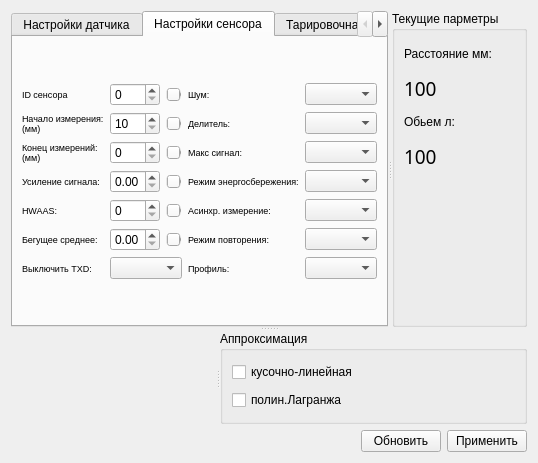
Before: the Qt Designer form mws.ui in zaitseu1994/EurosensConfig, drawn with Qt 5.
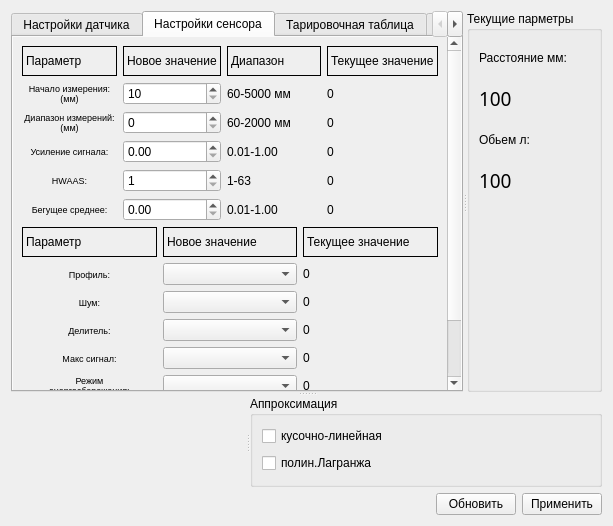
After: the same form once the commit is applied. The open tabs and pages were chosen to show the change. Icons and pictures are not drawn. Custom widgets are drawn as their Qt base class.

```diff
--- a/mws.ui
+++ b/mws.ui
@@ -6,8 +6,8 @@
    <rect>
     <x>0</x>
     <y>0</y>
-    <width>536</width>
-    <height>463</height>
+    <width>613</width>
+    <height>526</height>
    </rect>
   </property>
   <property name="windowTitle">
@@ -133,202 +133,216 @@
           <attribute name="title">
            <string>Настройки сенсора</string>
           </attribute>
+          <layout class="QGridLayout" name="gridLayout_13">
+           <property name="leftMargin">
+            <number>0</number>
+           </property>
+           <property name="topMargin">
+            <number>0</number>
+           </property>
+           <property name="rightMargin">
+            <number>0</number>
+           </property>
+           <property name="bottomMargin">
+            <number>0</number>
+           </property>
+           <property name="spacing">
+            <number>0</number>
+           </property>
+           <item row="0" column="0">
+            <widget class="QScrollArea" name="scrollArea">
+             <property name="frameShape">
+              <enum>QFrame::NoFrame</enum>
+             </property>
+             <property name="widgetResizable">
+              <bool>true</bool>
+             </property>
+             <widget class="QWidget" name="scrollAreaWidgetContents">
+              <property name="geometry">
+               <rect>
+                <x>0</x>
+                <y>0</y>
+                <width>444</width>
+                <height>429</height>
+               </rect>
+              </property>
+              <layout class="QGridLayout" name="gridLayout_12">
+               <item row="0" column="0">
           <layout class="QGridLayout" name="gridLayout_4">
-           <item row="0" column="0">
-            <layout class="QGridLayout" name="gridLayout_2">
-             <item row="1" column="4">
-              <widget class="QSlider" name="slid_StartMeasure">
-               <property name="maximumSize">
-                <size>
-                 <width>100</width>
-                 <height>16777215</height>
-                </size>
-               </property>
-               <property name="minimum">
-                <number>10</number>
-               </property>
-               <property name="maximum">
-                <number>4999</number>
-               </property>
-               <property name="singleStep">
-                <number>1</number>
-               </property>
-               <property name="value">
-                <number>10</number>
-               </property>
-               <property name="orientation">
-                <enum>Qt::Horizontal</enum>
+                 <item row="1" column="2">
+                  <widget class="QLabel" name="lab_StartMeasureArray">
+                   <property name="frameShape">
+                    <enum>QFrame::NoFrame</enum>
+                   </property>
+                   <property name="text">
+                    <string>60-5000 мм</string>
                </property>
               </widget>
              </item>
              <item row="2" column="3">
-              <widget class="QSpinBox" name="spin_EndMeasure">
-               <property name="maximumSize">
-                <size>
-                 <width>50</width>
-                 <height>16777215</height>
-                </size>
-               </property>
-               <property name="maximum">
-                <number>5000</number>
+                  <widget class="QLabel" name="lab_EndMeasureCur">
+                   <property name="frameShape">
+                    <enum>QFrame::NoFrame</enum>
+                   </property>
+                   <property name="text">
+                    <string>0</string>
                </property>
               </widget>
              </item>
-             <item row="2" column="4">
-              <widget class="QSlider" name="slid_EndMeasure">
-               <property name="maximumSize">
-                <size>
-                 <width>100</width>
-                 <height>16777215</height>
-                </size>
-               </property>
-               <property name="maximum">
-                <number>5000</number>
-               </property>
-               <property name="orientation">
-                <enum>Qt::Horizontal</enum>
-               </property>
-              </widget>
-             </item>
-             <item row="3" column="4">
-              <widget class="QSlider" name="slid_ReceiverGain">
-               <property name="maximumSize">
-                <size>
-                 <width>100</width>
-                 <height>16777215</height>
-                </size>
-               </property>
-               <property name="maximum">
-                <number>100</number>
-               </property>
-               <property name="orientation">
-                <enum>Qt::Horizontal</enum>
-               </property>
-              </widget>
-             </item>
-             <item row="3" column="5" colspan="3">
-              <widget class="QLabel" name="lab_PowerSaveMode">
-               <property name="font">
-                <font>
-                 <pointsize>7</pointsize>
-                </font>
-               </property>
+                 <item row="2" column="2">
+                  <widget class="QLabel" name="lab_EndMeasureArray">
+                   <property name="frameShape">
+                    <enum>QFrame::NoFrame</enum>
+                   </property>
                <property name="text">
-                <string>Режим энергосбережения:</string>
+                    <string>60-2000 мм</string>
                </property>
               </widget>
              </item>
-             <item row="3" column="8">
-              <widget class="QComboBox" name="comb_PowerSaveMode"/>
-             </item>
-             <item row="4" column="4">
-              <widget class="QSlider" name="slid_HWAAS">
-               <property name="maximumSize">
+                 <item row="0" column="2">
+                  <widget class="QLabel" name="lab_Array">
+                   <property name="minimumSize">
                 <size>
-                 <width>100</width>
-                 <height>16777215</height>
-                </size>
-               </property>
-               <property name="orientation">
-                <enum>Qt::Horizontal</enum>
-               </property>
-              </widget>
-             </item>
-             <item row="4" column="8">
-              <widget class="QComboBox" name="comb_AsynchMeasure"/>
-             </item>
-             <item row="5" column="4">
-              <widget class="QSlider" name="slid_RunningAverage">
+                     <width>0</width>
+                     <height>30</height>
+                    </size>
+                   </property>
                <property name="maximumSize">
                 <size>
-                 <width>100</width>
-                 <height>16777215</height>
-                </size>
-               </property>
-               <property name="maximum">
-                <number>100</number>
-               </property>
-               <property name="orientation">
-                <enum>Qt::Horizontal</enum>
-               </property>
-              </widget>
-             </item>
-             <item row="6" column="3" colspan="2">
-              <widget class="QComboBox" name="comb_TXDisable"/>
-             </item>
-             <item row="0" column="8">
-              <widget class="QComboBox" name="comb_Noize"/>
-             </item>
-             <item row="0" column="4">
-              <widget class="QSlider" name="slid_IdSensor">
-               <property name="maximumSize">
-                <size>
-                 <width>100</width>
-                 <height>16777215</height>
-                </size>
-               </property>
-               <property name="orientation">
-                <enum>Qt::Horizontal</enum>
-               </property>
-              </widget>
-             </item>
-             <item row="0" column="3">
-              <widget class="QSpinBox" name="spin_IdSensor">
-               <property name="maximumSize">
-                <size>
-                 <width>50</width>
-                 <height>16777215</height>
-                </size>
-               </property>
-              </widget>
-             </item>
-             <item row="1" column="3">
-              <widget class="QSpinBox" name="spin_StartMeasure">
-               <property name="maximumSize">
-                <size>
-                 <width>50</width>
-                 <height>16777215</height>
-                </size>
-               </property>
-               <property name="minimum">
-                <number>10</number>
-               </property>
-               <property name="maximum">
-                <number>4999</number>
+                     <width>16777215</width>
+                     <height>30</height>
+                    </size>
+                   </property>
+                   <property name="frameShape">
+                    <enum>QFrame::Box</enum>
+                   </property>
+                   <property name="text">
+                    <string>Диапазон</string>
                </property>
               </widget>
              </item>
              <item row="3" column="3">
-              <widget class="QDoubleSpinBox" name="spin_ReceiverGain">
-               <property name="maximumSize">
-                <size>
-                 <width>50</width>
-                 <height>16777215</height>
-                </size>
-               </property>
-               <property name="maximum">
-                <double>1.000000000000000</double>
-               </property>
-               <property name="singleStep">
-                <double>0.010000000000000</double>
+                  <widget class="QLabel" name="lab_ReceiverGainCur">
+                   <property name="frameShape">
+                    <enum>QFrame::NoFrame</enum>
+                   </property>
+                   <property name="text">
+                    <string>0</string>
                </property>
               </widget>
              </item>
-             <item row="4" column="3">
-              <widget class="QSpinBox" name="spin_HWAAS">
-               <property name="maximumSize">
-                <size>
-                 <width>50</width>
-                 <height>16777215</height>
-                </size>
+                 <item row="4" column="2">
+                  <widget class="QLabel" name="lab_HWAASArray">
+                   <property name="frameShape">
+                    <enum>QFrame::NoFrame</enum>
+                   </property>
+                   <property name="text">
+                    <string>1-63</string>
                </property>
               </widget>
              </item>
              <item row="5" column="3">
+                  <widget class="QLabel" name="lab_RunningAverageCur">
+                   <property name="frameShape">
+                    <enum>QFrame::NoFrame</enum>
+                   </property>
+                   <property name="text">
+                    <string>0</string>
+                   </property>
+                  </widget>
+                 </item>
+                 <item row="0" column="3">
+                  <widget class="QLabel" name="lab_Cur">
+                   <property name="minimumSize">
+                    <size>
+                     <width>0</width>
+                     <height>30</height>
+                    </size>
+                   </property>
+                   <property name="maximumSize">
+                    <size>
+                     <width>16777215</width>
+                     <height>30</height>
+                    </size>
+                   </property>
+                   <property name="frameShape">
+                    <enum>QFrame::Box</enum>
+                   </property>
+                   <property name="text">
+                    <string>&lt;html&gt;&lt;head/&gt;&lt;body&gt;&lt;p&gt;Текущее значение&lt;/p&gt;&lt;/body&gt;&lt;/html&gt;</string>
+                   </property>
+                  </widget>
+                 </item>
+                 <item row="5" column="0">
+                  <widget class="QLabel" name="lab_RunningAverage">
+                   <property name="font">
+                    <font>
+                     <pointsize>7</pointsize>
+                    </font>
+                   </property>
+                   <property name="frameShape">
+                    <enum>QFrame::NoFrame</enum>
+                   </property>
+                   <property name="text">
+                    <string>Бегущее среднее:</string>
+                   </property>
+                   <property name="alignment">
+                    <set>Qt::AlignCenter</set>
+                   </property>
+                  </widget>
+                 </item>
+                 <item row="1" column="1">
+                  <widget class="QSpinBox" name="spin_StartMeasure">
+                   <property name="maximumSize">
+                    <size>
+                     <width>16777215</width>
+                     <height>16777215</height>
+                    </size>
+                   </property>
+                   <property name="minimum">
+                    <number>10</number>
+                   </property>
+                   <property name="maximum">
+                    <number>4999</number>
+                   </property>
+                  </widget>
+                 </item>
+                 <item row="2" column="1">
+                  <widget class="QSpinBox" name="spin_EndMeasure">
+                   <property name="maximumSize">
+                    <size>
+                     <width>16777215</width>
+                     <height>16777215</height>
+                    </size>
+                   </property>
+                   <property name="maximum">
+                    <number>2000</number>
+                   </property>
+                  </widget>
+                 </item>
+                 <item row="2" column="0">
+                  <widget class="QLabel" name="lab_EndMeasure">
+                   <property name="font">
+                    <font>
+                     <pointsize>7</pointsize>
+                    </font>
+                   </property>
+                   <property name="frameShape">
+                    <enum>QFrame::NoFrame</enum>
+                   </property>
+                   <property name="text">
+                    <string>&lt;html&gt;&lt;head/&gt;&lt;body&gt;&lt;p&gt;Диапазон измерений:&lt;br/&gt;(мм)&lt;/p&gt;&lt;/body&gt;&lt;/html&gt;</string>
+                   </property>
+                   <property name="alignment">
+                    <set>Qt::AlignCenter</set>
+                   </property>
+                  </widget>
+                 </item>
+                 <item row="5" column="1">
               <widget class="QDoubleSpinBox" name="spin_RunningAverage">
                <property name="maximumSize">
                 <size>
-                 <width>50</width>
+                     <width>16777215</width>
                  <height>16777215</height>
                 </size>
                </property>
@@ -340,175 +354,492 @@
                </property>
               </widget>
              </item>
-             <item row="0" column="0" colspan="3">
-              <widget class="QLabel" name="lab_IdSensor">
-               <property name="font">
-                <font>
-                 <pointsize>7</pointsize>
-                </font>
-               </property>
-               <property name="text">
-                <string>ID сенсора</string>
-               </property>
-              </widget>
-             </item>
-             <item row="1" column="0" colspan="3">
+                 <item row="3" column="1">
+                  <widget class="QDoubleSpinBox" name="spin_ReceiverGain">
+                   <property name="maximumSize">
+                    <size>
+                     <width>16777215</width>
+                     <height>16777215</height>
+                    </size>
+                   </property>
+                   <property name="maximum">
+                    <double>1.000000000000000</double>
+                   </property>
+                   <property name="singleStep">
+                    <double>0.010000000000000</double>
+                   </property>
+                  </widget>
+                 </item>
+                 <item row="1" column="0">
               <widget class="QLabel" name="lab_StartMeasure">
                <property name="font">
                 <font>
                  <pointsize>7</pointsize>
                 </font>
                </property>
+                   <property name="tabletTracking">
+                    <bool>false</bool>
+                   </property>
+                   <property name="toolTip">
+                    <string/>
+                   </property>
+                   <property name="frameShape">
+                    <enum>QFrame::NoFrame</enum>
+                   </property>
                <property name="text">
                 <string>&lt;html&gt;&lt;head/&gt;&lt;body&gt;&lt;p&gt;Начало измерения:&lt;br/&gt;(мм)&lt;/p&gt;&lt;/body&gt;&lt;/html&gt;</string>
                </property>
-              </widget>
-             </item>
-             <item row="2" column="0" colspan="3">
-              <widget class="QLabel" name="lab_EndMeasure">
-               <property name="font">
-                <font>
-                 <pointsize>7</pointsize>
-                </font>
+                   <property name="alignment">
+                    <set>Qt::AlignCenter</set>
+                   </property>
+                  </widget>
+                 </item>
+                 <item row="3" column="2">
+                  <widget class="QLabel" name="lab_ReceiverGainArray">
+                   <property name="frameShape">
+                    <enum>QFrame::NoFrame</enum>
                </property>
                <property name="text">
-                <string>&lt;html&gt;&lt;head/&gt;&lt;body&gt;&lt;p&gt;Конец измерений:&lt;br/&gt;(мм)&lt;/p&gt;&lt;/body&gt;&lt;/html&gt;</string>
+                    <string>0.01-1.00</string>
                </property>
               </widget>
              </item>
-             <item row="3" column="0" colspan="3">
-              <widget class="QLabel" name="lab_ReceiverGain">
-               <property name="font">
-                <font>
-                 <pointsize>7</pointsize>
-                </font>
+                 <item row="1" column="3">
+                  <widget class="QLabel" name="lab_StartMeasureCur">
+                   <property name="frameShape">
+                    <enum>QFrame::NoFrame</enum>
                </property>
                <property name="text">
-                <string>Усиление сигнала:</string>
+                    <string>0</string>
                </property>
               </widget>
              </item>
-             <item row="4" column="0" colspan="3">
+                 <item row="0" column="0">
+                  <widget class="QLabel" name="lab_Param">
+                   <property name="minimumSize">
+                    <size>
+                     <width>0</width>
+                     <height>30</height>
+                    </size>
+                   </property>
+                   <property name="maximumSize">
+                    <size>
+                     <width>16777215</width>
+                     <height>30</height>
+                    </size>
+                   </property>
+                   <property name="frameShape">
+                    <enum>QFrame::Box</enum>
+                   </property>
+                   <property name="text">
+                    <string>Параметр</string>
+                   </property>
+                  </widget>
+                 </item>
+                 <item row="4" column="1">
+                  <widget class="QSpinBox" name="spin_HWAAS">
+                   <property name="maximumSize">
+                    <size>
+                     <width>16777215</width>
+                     <height>16777215</height>
+                    </size>
+                   </property>
+                   <property name="minimum">
+                    <number>1</number>
+                   </property>
+                   <property name="maximum">
+                    <number>63</number>
+                   </property>
+                  </widget>
+                 </item>
+                 <item row="0" column="1">
+                  <widget class="QLabel" name="lab_NewParam">
+                   <property name="minimumSize">
+                    <size>
+                     <width>0</width>
+                     <height>30</height>
+                    </size>
+                   </property>
+                   <property name="maximumSize">
+                    <size>
+                     <width>16777215</width>
+                     <height>30</height>
+                    </size>
+                   </property>
+                   <property name="frameShape">
+                    <enum>QFrame::Box</enum>
+                   </property>
+                   <property name="text">
+                    <string>&lt;html&gt;&lt;head/&gt;&lt;body&gt;&lt;p&gt;Новое значение&lt;/p&gt;&lt;/body&gt;&lt;/html&gt;</string>
+                   </property>
+                  </widget>
+                 </item>
+                 <item row="4" column="0">
               <widget class="QLabel" name="lab_HWAAS">
                <property name="font">
                 <font>
                  <pointsize>7</pointsize>
                 </font>
                </property>
+                   <property name="frameShape">
+                    <enum>QFrame::NoFrame</enum>
+                   </property>
                <property name="text">
                 <string>HWAAS:</string>
                </property>
-              </widget>
-             </item>
-             <item row="5" column="0" colspan="3">
-              <widget class="QLabel" name="lab_RunningAverage">
+                   <property name="alignment">
+                    <set>Qt::AlignCenter</set>
+                   </property>
+                  </widget>
+                 </item>
+                 <item row="3" column="0">
+                  <widget class="QLabel" name="lab_ReceiverGain">
                <property name="font">
                 <font>
                  <pointsize>7</pointsize>
                 </font>
                </property>
+                   <property name="frameShape">
+                    <enum>QFrame::NoFrame</enum>
+                   </property>
                <property name="text">
-                <string>Бегущее среднее:</string>
-               </property>
-              </widget>
-             </item>
-             <item row="6" column="0" colspan="3">
-              <widget class="QLabel" name="lab_TXDisable">
-               <property name="font">
-                <font>
-                 <pointsize>7</pointsize>
-                </font>
+                    <string>Усиление сигнала:</string>
+                   </property>
+                   <property name="alignment">
+                    <set>Qt::AlignCenter</set>
+                   </property>
+                  </widget>
+                 </item>
+                 <item row="4" column="3">
+                  <widget class="QLabel" name="lab_HWAASCur">
+                   <property name="frameShape">
+                    <enum>QFrame::NoFrame</enum>
                </property>
                <property name="text">
-                <string>Выключить TXD:</string>
+                    <string>0</string>
                </property>
               </widget>
              </item>
-             <item row="2" column="8">
-              <widget class="QComboBox" name="comb_MaximizeSignal"/>
-             </item>
-             <item row="1" column="8">
-              <widget class="QComboBox" name="comb_DownSampFactor"/>
-             </item>
-             <item row="5" column="8">
-              <widget class="QComboBox" name="comb_RepetitionMode"/>
-             </item>
-             <item row="6" column="8">
-              <widget class="QComboBox" name="comb_Profile"/>
-             </item>
-             <item row="5" column="5" colspan="3">
-              <widget class="QLabel" name="lab_RepetitionMode">
-               <property name="font">
-                <font>
-                 <pointsize>7</pointsize>
-                </font>
-               </property>
+                 <item row="5" column="2">
+                  <widget class="QLabel" name="lab_RunningAverageArray">
+                   <property name="frameShape">
+                    <enum>QFrame::NoFrame</enum>
+                   </property>
+                   <property name="text">
+                    <string>0.01-1.00</string>
+                   </property>
+                  </widget>
+                 </item>
+                </layout>
+               </item>
+               <item row="1" column="0">
+                <layout class="QGridLayout" name="gridLayout_2">
+                 <item row="0" column="0">
+                  <widget class="QLabel" name="lab_Param2">
+                   <property name="minimumSize">
+                    <size>
+                     <width>0</width>
+                     <height>30</height>
+                    </size>
+                   </property>
+                   <property name="maximumSize">
+                    <size>
+                     <width>16777215</width>
+                     <height>30</height>
+                    </size>
+                   </property>
+                   <property name="frameShape">
+                    <enum>QFrame::Box</enum>
+                   </property>
+                   <property name="text">
+                    <string>Параметр</string>
+                   </property>
+                  </widget>
+                 </item>
+                 <item row="0" column="1">
+                  <widget class="QLabel" name="lab_NewParam2">
+                   <property name="minimumSize">
+                    <size>
+                     <width>0</width>
+                     <height>30</height>
+                    </size>
+                   </property>
+                   <property name="maximumSize">
+                    <size>
+                     <width>16777215</width>
+                     <height>30</height>
+                    </size>
+                   </property>
+                   <property name="frameShape">
+                    <enum>QFrame::Box</enum>
+                   </property>
+                   <property name="text">
+                    <string>&lt;html&gt;&lt;head/&gt;&lt;body&gt;&lt;p&gt;Новое значение&lt;/p&gt;&lt;/body&gt;&lt;/html&gt;</string>
+                   </property>
+                  </widget>
+                 </item>
+                 <item row="0" column="2">
+                  <widget class="QLabel" name="lab_CurParam">
+                   <property name="minimumSize">
+                    <size>
+                     <width>0</width>
+                     <height>30</height>
+                    </size>
+                   </property>
+                   <property name="maximumSize">
+                    <size>
+                     <width>16777215</width>
+                     <height>30</height>
+                    </size>
+                   </property>
+                   <property name="frameShape">
+                    <enum>QFrame::Box</enum>
+                   </property>
                <property name="text">
-                <string>Режим повторения:</string>
+                    <string>&lt;html&gt;&lt;head/&gt;&lt;body&gt;&lt;p&gt;Текущее значение&lt;/p&gt;&lt;/body&gt;&lt;/html&gt;</string>
                </property>
               </widget>
              </item>
-             <item row="6" column="5" colspan="3">
+                 <item row="1" column="0">
               <widget class="QLabel" name="lab_Profile">
                <property name="font">
                 <font>
                  <pointsize>7</pointsize>
                 </font>
                </property>
+                   <property name="frameShape">
+                    <enum>QFrame::NoFrame</enum>
+                   </property>
                <property name="text">
                 <string>Профиль:</string>
                </property>
-              </widget>
-             </item>
-             <item row="4" column="5" colspan="3">
-              <widget class="QLabel" name="lab_AsynchMeasure">
-               <property name="font">
-                <font>
-                 <pointsize>7</pointsize>
-                </font>
-               </property>
-               <property name="text">
-                <string>Асинхр. измерение:</string>
-               </property>
-              </widget>
-             </item>
-             <item row="2" column="5" colspan="3">
-              <widget class="QLabel" name="lab_MaximizeSignal">
-               <property name="font">
-                <font>
-                 <pointsize>7</pointsize>
-                </font>
-               </property>
-               <property name="text">
-                <string>Макс сигнал:</string>
-               </property>
-              </widget>
-             </item>
-             <item row="1" column="5" colspan="3">
-              <widget class="QLabel" name="lab_DownSampFactor">
-               <property name="font">
-                <font>
-                 <pointsize>7</pointsize>
-                </font>
+                   <property name="alignment">
+                    <set>Qt::AlignCenter</set>
+                   </property>
+                  </widget>
+                 </item>
+                 <item row="1" column="1">
+                  <widget class="QComboBox" name="comb_Profile"/>
+                 </item>
+                 <item row="1" column="2">
+                  <widget class="QLabel" name="lab_ProfileCur">
+                   <property name="frameShape">
+                    <enum>QFrame::NoFrame</enum>
                </property>
                <property name="text">
-                <string>Делитель:</string>
+                    <string>0</string>
                </property>
               </widget>
              </item>
-             <item row="0" column="5" colspan="3">
+                 <item row="2" column="0">
               <widget class="QLabel" name="lab_Noize">
                <property name="font">
                 <font>
                  <pointsize>7</pointsize>
                 </font>
                </property>
+                   <property name="layoutDirection">
+                    <enum>Qt::LeftToRight</enum>
+                   </property>
+                   <property name="frameShape">
+                    <enum>QFrame::NoFrame</enum>
+                   </property>
                <property name="text">
                 <string>Шум:</string>
                </property>
-              </widget>
-             </item>
-            </layout>
+                   <property name="alignment">
+                    <set>Qt::AlignCenter</set>
+                   </property>
+                  </widget>
+                 </item>
+                 <item row="2" column="1">
+                  <widget class="QComboBox" name="comb_Noize"/>
+                 </item>
+                 <item row="2" column="2">
+                  <widget class="QLabel" name="lab_NoizeCur">
+                   <property name="frameShape">
+                    <enum>QFrame::NoFrame</enum>
+                   </property>
+                   <property name="text">
+                    <string>0</string>
+                   </property>
+                  </widget>
+                 </item>
+                 <item row="3" column="0">
+                  <widget class="QLabel" name="lab_DownSampFactor">
+                   <property name="font">
+                    <font>
+                     <pointsize>7</pointsize>
+                    </font>
+                   </property>
+                   <property name="layoutDirection">
+                    <enum>Qt::LeftToRight</enum>
+                   </property>
+                   <property name="frameShape">
+                    <enum>QFrame::NoFrame</enum>
+                   </property>
+                   <property name="text">
+                    <string>Делитель:</string>
+                   </property>
+                   <property name="alignment">
+                    <set>Qt::AlignCenter</set>
+                   </property>
+                  </widget>
+                 </item>
+                 <item row="3" column="1">
+                  <widget class="QComboBox" name="comb_DownSampFactor"/>
+                 </item>
+                 <item row="3" column="2">
+                  <widget class="QLabel" name="lab_DownSampFactorCur">
+                   <property name="frameShape">
+                    <enum>QFrame::NoFrame</enum>
+                   </property>
+                   <property name="text">
+                    <string>0</string>
+                   </property>
+                  </widget>
+                 </item>
+                 <item row="4" column="0">
+                  <widget class="QLabel" name="lab_MaximizeSignal">
+                   <property name="font">
+                    <font>
+                     <pointsize>7</pointsize>
+                    </font>
+                   </property>
+                   <property name="layoutDirection">
+                    <enum>Qt::LeftToRight</enum>
+                   </property>
+                   <property name="frameShape">
+                    <enum>QFrame::NoFrame</enum>
+                   </property>
+                   <property name="text">
+                    <string>Макс сигнал:</string>
+                   </property>
+                   <property name="alignment">
+                    <set>Qt::AlignCenter</set>
+                   </property>
+                  </widget>
+                 </item>
+                 <item row="4" column="1">
+                  <widget class="QComboBox" name="comb_MaximizeSignal"/>
+                 </item>
+                 <item row="4" column="2">
+                  <widget class="QLabel" name="lab_MaximizeSignalCur">
+                   <property name="frameShape">
+                    <enum>QFrame::NoFrame</enum>
+                   </property>
+                   <property name="text">
+                    <string>0</string>
+                   </property>
+                  </widget>
+                 </item>
+                 <item row="5" column="0">
+                  <widget class="QLabel" name="lab_PowerSaveMode">
+                   <property name="font">
+                    <font>
+                     <pointsize>7</pointsize>
+                    </font>
+                   </property>
+                   <property name="layoutDirection">
+                    <enum>Qt::LeftToRight</enum>
+                   </property>
+                   <property name="frameShape">
+                    <enum>QFrame::NoFrame</enum>
+                   </property>
+                   <property name="text">
+                    <string>&lt;html&gt;&lt;head/&gt;&lt;body&gt;&lt;p&gt;Режим&lt;br/&gt;энергосбережения:&lt;/p&gt;&lt;/body&gt;&lt;/html&gt;</string>
+                   </property>
+                   <property name="alignment">
+                    <set>Qt::AlignCenter</set>
+                   </property>
+                  </widget>
+                 </item>
+                 <item row="5" column="1">
+                  <widget class="QComboBox" name="comb_PowerSaveMode"/>
+                 </item>
+                 <item row="5" column="2">
+                  <widget class="QLabel" name="lab_PowerSaveModeCur">
+                   <property name="frameShape">
+                    <enum>QFrame::NoFrame</enum>
+                   </property>
+                   <property name="text">
+                    <string>0</string>
+                   </property>
+                  </widget>
+                 </item>
+                 <item row="6" column="0">
+                  <widget class="QLabel" name="lab_AsynchMeasure">
+                   <property name="font">
+                    <font>
+                     <pointsize>7</pointsize>
+                    </font>
+                   </property>
+                   <property name="layoutDirection">
+                    <enum>Qt::LeftToRight</enum>
+                   </property>
+                   <property name="frameShape">
+                    <enum>QFrame::NoFrame</enum>
+                   </property>
+                   <property name="text">
+                    <string>Асинхр. измерение:</string>
+                   </property>
+                   <property name="alignment">
+                    <set>Qt::AlignCenter</set>
+                   </property>
+                  </widget>
+                 </item>
+                 <item row="6" column="1">
+                  <widget class="QComboBox" name="comb_AsynchMeasure"/>
+                 </item>
+                 <item row="6" column="2">
+                  <widget class="QLabel" name="lab_AsynchMeasureCur">
+                   <property name="frameShape">
+                    <enum>QFrame::NoFrame</enum>
+                   </property>
+                   <property name="text">
+                    <string>0</string>
+                   </property>
+                  </widget>
+                 </item>
+                 <item row="7" column="0">
+                  <widget class="QLabel" name="lab_RepetitionMode">
+                   <property name="font">
+                    <font>
+                     <pointsize>7</pointsize>
+                    </font>
+                   </property>
+                   <property name="layoutDirection">
+                    <enum>Qt::LeftToRight</enum>
+                   </property>
+                   <property name="frameShape">
+                    <enum>QFrame::NoFrame</enum>
+                   </property>
+                   <property name="text">
+                    <string>Режим повторения:</string>
+                   </property>
+                   <property name="alignment">
+                    <set>Qt::AlignCenter</set>
+                   </property>
+                  </widget>
+                 </item>
+                 <item row="7" column="1">
+                  <widget class="QComboBox" name="comb_RepetitionMode"/>
+                 </item>
+                 <item row="7" column="2">
+                  <widget class="QLabel" name="lab_RepetitionModeCur">
+                   <property name="frameShape">
+                    <enum>QFrame::NoFrame</enum>
+                   </property>
+                   <property name="text">
+                    <string>0</string>
+                   </property>
+                  </widget>
+                 </item>
+                </layout>
+               </item>
+              </layout>
+             </widget>
+            </widget>
            </item>
           </layout>
          </widget>
```
Left out of the diff: 444 changed lines with no effect on the pictures. Lines whose indentation alone changed are shown as unchanged.
